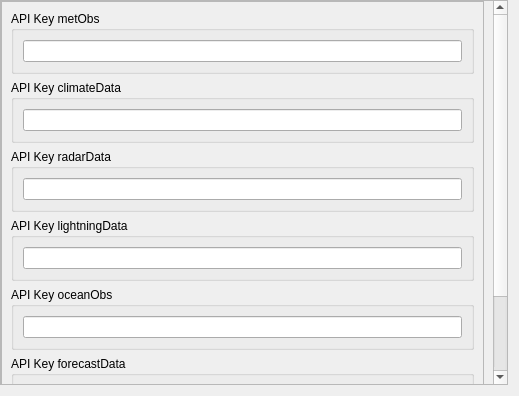
Before: the Qt Designer form settings/settings.ui in dmidk/Open-Data-QGIS-plugin, drawn with Qt 5.
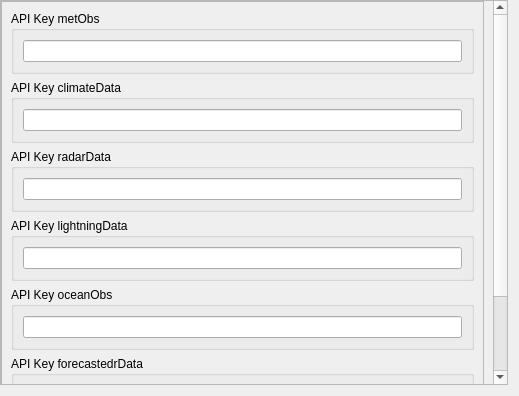
After: the same form once the commit is applied.

The edit to the form file:
```diff
--- a/settings/settings.ui
+++ b/settings/settings.ui
@@ -45,8 +45,8 @@
        <rect>
         <x>0</x>
         <y>0</y>
-        <width>511</width>
-        <height>334</height>
+        <width>491</width>
+        <height>421</height>
        </rect>
       </property>
       <property name="sizePolicy">
@@ -157,7 +157,7 @@
           <item>
            <widget class="QGroupBox" name="groupBox_5">
             <property name="title">
-             <string>API Key forecastData</string>
+             <string>API Key forecastedrData</string>
             </property>
             <layout class="QVBoxLayout" name="verticalLayout_7">
              <item>
```
